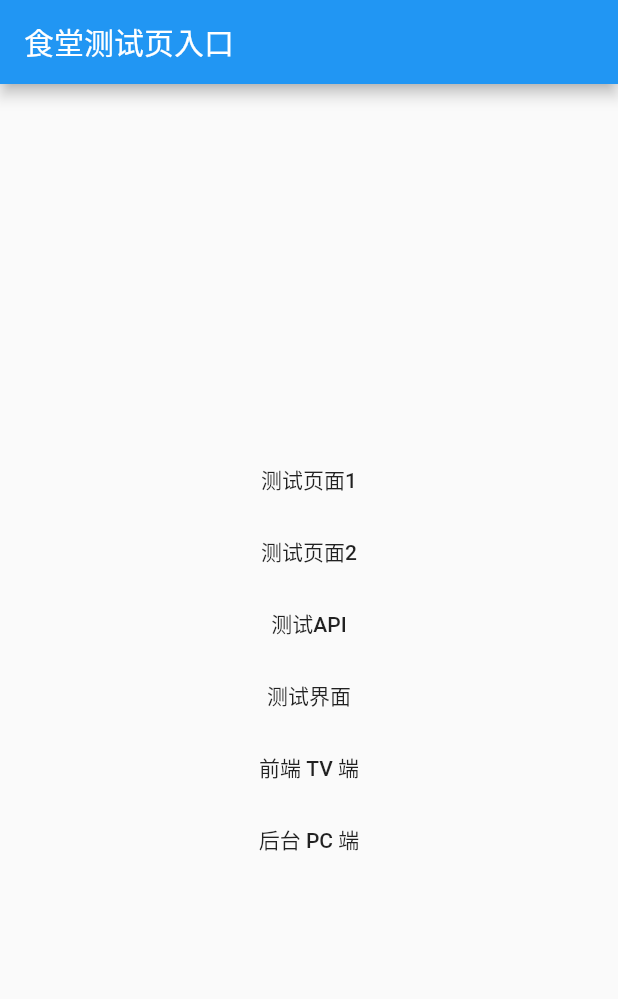
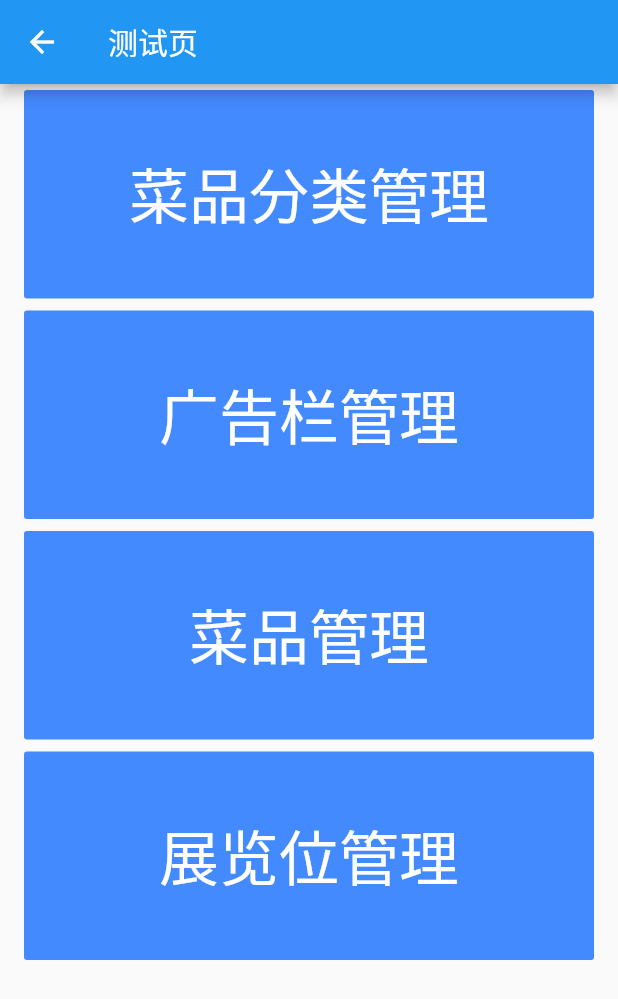
Before and after one commit to yew1989/ld_canteen, a Flutter app: the screen it shows after launch, after a tap on "测试界面", on a phone screen of 412 x 824 dp. Shown: the top 999 px of the screen. Run offline on Flutter 3.47's test engine with Material 2 defaults, Android fonts, the phone set to English and light mode, and no system bars; our stand-ins replace dio.

Commit message:
新增四个管理项测试页

```diff
--- /dev/null
+++ b/ld_canteen/lib/api/page/api_demo_page.dart
@@ -0,0 +1,48 @@
+import 'package:flutter/material.dart';
+
+class ApiDemoPage extends StatefulWidget {
+  @override
+  _ApiDemoPageState createState() => _ApiDemoPageState();
+}
+
+class _ApiDemoPageState extends State<ApiDemoPage> {
+  @override
+  Widget build(BuildContext context) {
+    return Scaffold(
+      appBar: AppBar(
+        title: Text('测试页'),
+      ),
+      body: ListView(
+        children:[
+          buttonTile('菜品分类管理'),
+          buttonTile('广告栏管理'),
+          buttonTile('菜品管理'),
+          buttonTile('展览位管理'),
+        ],
+      ),
+    );
+  }
+
+  Widget buttonTile(String title) {
+    return ListTile(
+      title: FlatButton(
+      padding: EdgeInsets.all(40),
+      child: Text(title,style: TextStyle(color: Colors.white,fontSize: 40)),
+      color: Colors.blueAccent,
+      onPressed: (){
+        if(title == '菜品分类管理'){
+
+        }
+        else if(title == '广告栏管理') {
+
+        }
+        else if (title == '菜品管理') {
+
+        }
+        else if(title == '展览位管理') {
+
+        }
+      },
+    ));
+  }
+}
--- a/ld_canteen/lib/main.dart
+++ b/ld_canteen/lib/main.dart
@@ -1,5 +1,6 @@
 import 'package:flutter/material.dart';
-import 'package:ld_canteen/api/api_test_page.dart';
+import 'package:ld_canteen/api/page/api_demo_page.dart';
+import 'package:ld_canteen/api/page/api_test_page.dart';
 
 void main() => runApp(MyApp());
 
@@ -38,7 +39,7 @@ class _MyHomePageState extends State<MyHomePage> {
             FlatButton(child: Text('测试页面1'),onPressed: () => pushToSomePage(context,null)),
             FlatButton(child: Text('测试页面2'),onPressed: () => pushToSomePage(context,null)),
             FlatButton(child: Text('测试API'),onPressed: () => pushToSomePage(context,ApiTestPage())),
-            FlatButton(child: Text('测试界面'),onPressed: () => pushToSomePage(context,null)),
+            FlatButton(child: Text('测试界面'),onPressed: () => pushToSomePage(context,ApiDemoPage())),
             FlatButton(child: Text('前端 TV 端'),onPressed: () => pushToSomePage(context,null)),
             FlatButton(child: Text('后台 PC 端'),onPressed: () => pushToSomePage(context,null)),
           ],
```
Also changed, not shown: ld_canteen/lib/api/page/api_test_page.dart (renamed from ld_canteen/lib/api/api_test_page.dart).
